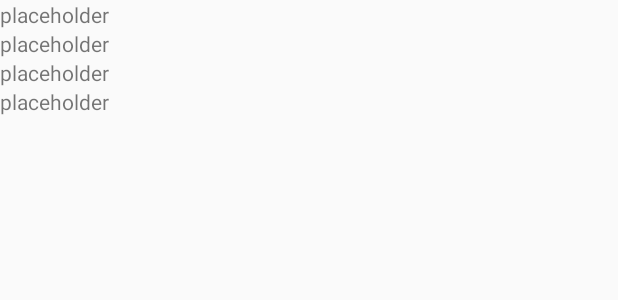
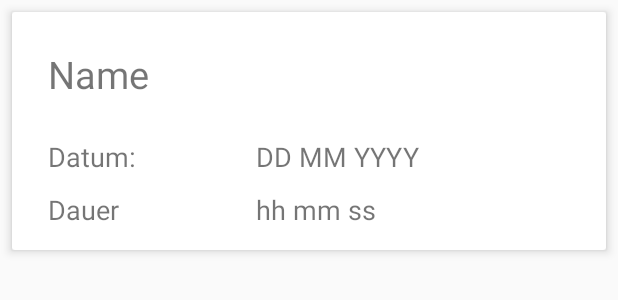
Before and after one commit to SebastianKapunkt/Workyfie, an Android app: the layout history_row.xml on its own in the app's theme, with its tools: preview values and no code run, on a phone screen of 412 x 824 dp. Shown: the top 300 px of the screen. Run offline under Robolectric (Android 15) with nearby library versions, the phone set to English and light mode, and no system bars.

Commit message:
Refs #16 adds style for history list (#32)

```diff
--- a/Workyfie/app/src/main/java/workyfie/github/de/workyfie/presentation/common/ActivityHelper.java
+++ b/Workyfie/app/src/main/java/workyfie/github/de/workyfie/presentation/common/ActivityHelper.java
@@ -1,4 +1,4 @@
-package sebastiankapuntk.github.de.escalation.presentation.common;
+package workyfie.github.de.workyfie.presentation.common;
 
 import android.app.FragmentTransaction;
 import android.content.Context;
--- a/Workyfie/app/src/main/res/layout/history_row.xml
+++ b/Workyfie/app/src/main/res/layout/history_row.xml
@@ -2,29 +2,52 @@
 <LinearLayout xmlns:android="http://schemas.android.com/apk/res/android"
     android:layout_width="match_parent"
     android:layout_height="wrap_content"
+    android:layout_marginBottom="8dp"
+    android:layout_marginLeft="8dp"
+    android:layout_marginRight="8dp"
+    android:layout_marginTop="8dp"
+    android:background="@drawable/rectangle"
+    android:elevation="4dp"
     android:orientation="vertical">
-
-    <TextView
-        android:id="@+id/date_field"
-        android:layout_width="match_parent"
-        android:layout_height="wrap_content"
-        android:text="placeholder" />
 
     <TextView
         android:id="@+id/name_field"
         android:layout_width="match_parent"
         android:layout_height="wrap_content"
-        android:text="placeholder" />
+        android:textSize="25sp"
+        android:layout_margin="20dp"
+        android:text="Name" />
 
-    <TextView
-        android:id="@+id/start_time_field"
+
+    <TableLayout
         android:layout_width="match_parent"
-        android:layout_height="wrap_content"
-        android:text="placeholder" />
+        android:layout_marginBottom="5dp"
+        android:layout_height="wrap_content">
 
-    <TextView
-        android:id="@+id/end_time_field"
-        android:layout_width="match_parent"
-        android:layout_height="wrap_content"
-        android:text="placeholder" />
+        <TableRow>
+
+            <TextView
+                android:id="@+id/date_key"
+                style="@style/history_text_field.weight_one"
+                android:text="@string/date" />
+
+            <TextView
+                android:id="@+id/date_field"
+                style="@style/history_text_field.weight_two"
+                android:text="DD MM YYYY" />
+        </TableRow>
+
+        <TableRow>
+
+            <TextView
+                android:id="@+id/duration_key"
+                style="@style/history_text_field.weight_one"
+                android:text="@string/duration" />
+
+            <TextView
+                android:id="@+id/duration_field"
+                style="@style/history_text_field.weight_two"
+                android:text="hh mm ss" />
+        </TableRow>
+    </TableLayout>
 </LinearLayout>
--- a/Workyfie/app/src/main/res/values/strings.xml
+++ b/Workyfie/app/src/main/res/values/strings.xml
@@ -43,4 +43,5 @@
     <string name="duration">Dauer</string>
     <string name="start">Start</string>
     <string name="stop">Stop</string>
+    <string name="date">Datum:</string>
 </resources>
```
Also changed, not shown: Workyfie/app/src/main/java/workyfie/github/de/workyfie/presentation/page/main/historie/HistoryAdapter.java (+21 -16 lines).
